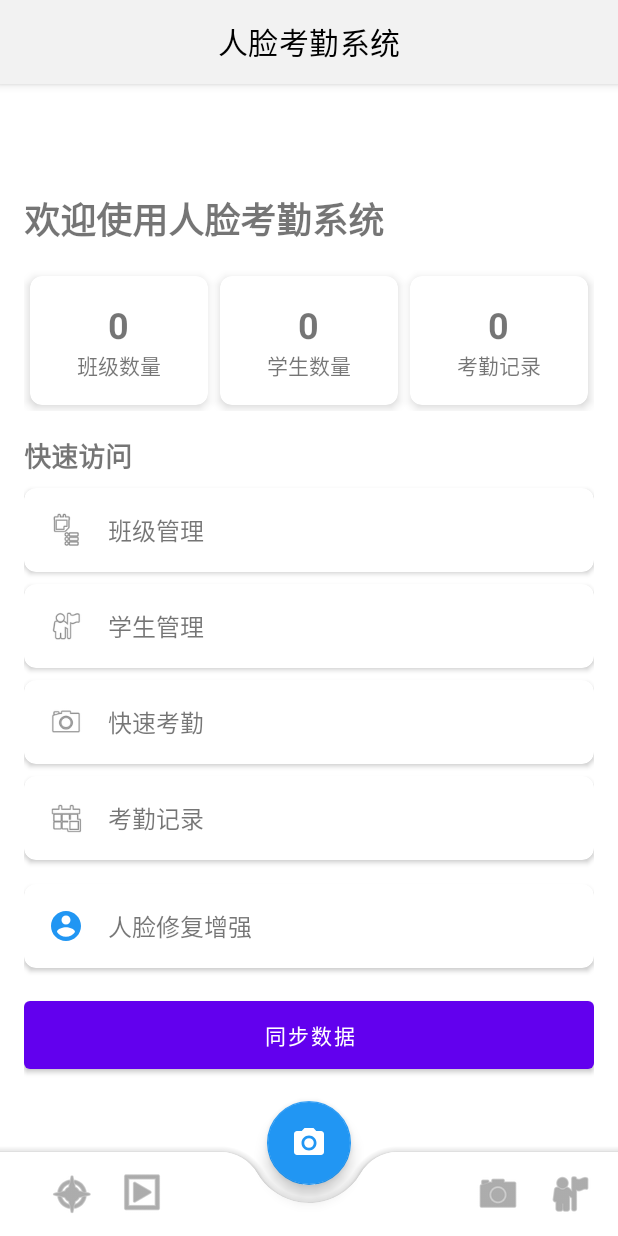
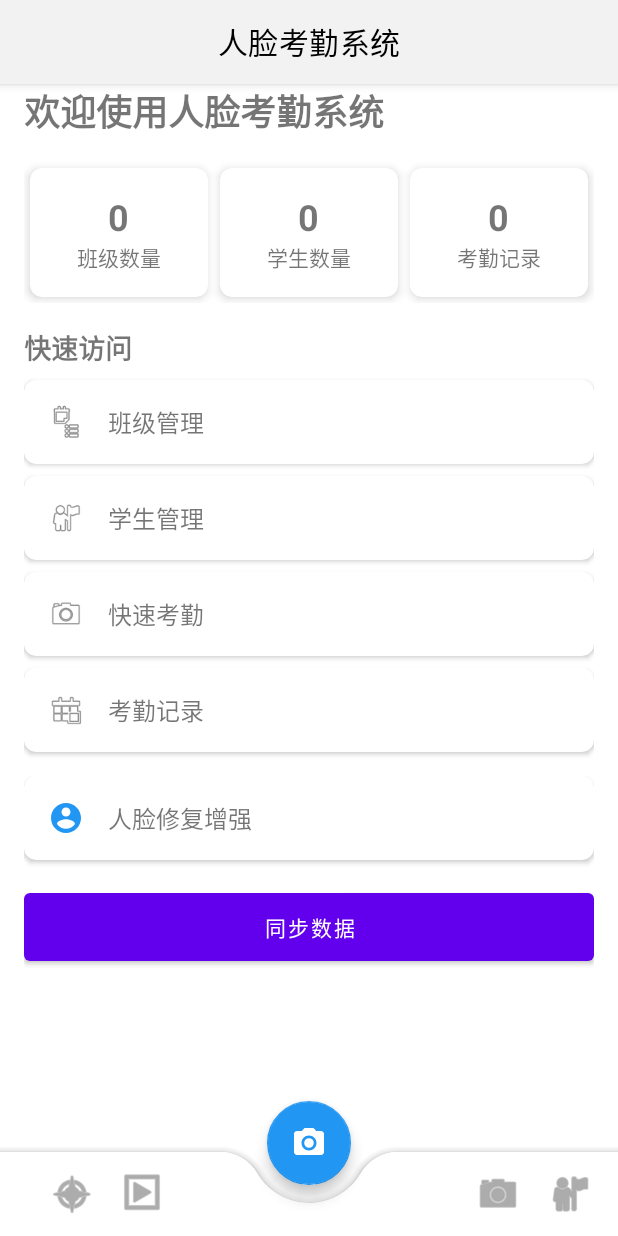
Before and after one commit to tonygyf/FaceCheck, an Android app built with Jetpack Compose: the fragment HomeFragment placed in its activity, on a phone screen of 412 x 824 dp. Run offline under Robolectric (Android 15) with nearby library versions, the phone set to English and light mode, and no system bars; 1 statement that could not run was skipped.

Commit message:
padding成功

```diff
--- a/app/src/main/res/layout/activity_main.xml
+++ b/app/src/main/res/layout/activity_main.xml
@@ -29,8 +29,6 @@
         android:id="@+id/fragment_container"
         android:layout_width="match_parent"
         android:layout_height="match_parent"
-        android:layout_marginTop="?attr/actionBarSize"
-        android:layout_marginBottom="80dp"
         app:layout_behavior="@string/appbar_scrolling_view_behavior" />
 
     <!-- 保留隐藏的 BottomNavigationView 以兼容现有调用 -->
--- a/app/src/main/res/layout/fragment_home.xml
+++ b/app/src/main/res/layout/fragment_home.xml
@@ -8,7 +8,10 @@
         android:layout_width="match_parent"
         android:layout_height="match_parent"
         android:orientation="vertical"
-        android:padding="16dp">
+        android:paddingStart="16dp"
+        android:paddingEnd="16dp"
+        android:paddingBottom="16dp"
+        android:paddingTop="0dp">
 
         <TextView
             android:layout_width="wrap_content"
```
